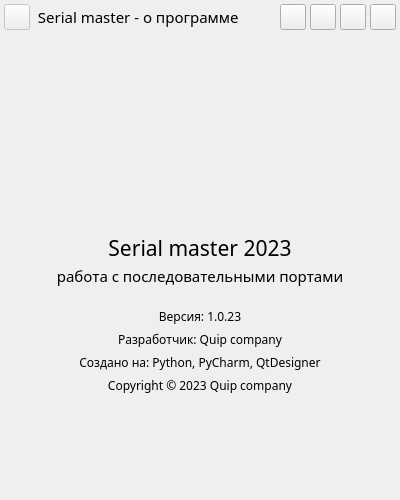
Old version of the form design.ui in the repository Codeyro/SerialMaster.
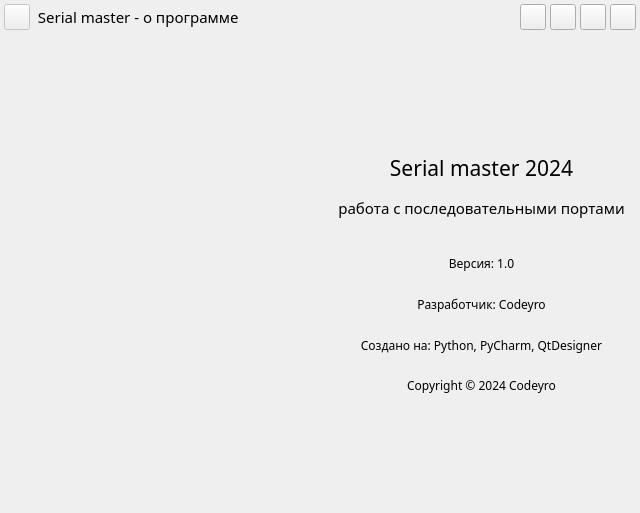
New version of the form. Icons and pictures are not drawn.

Diff of the .ui file:
```diff
--- a/design.ui
+++ b/design.ui
@@ -6,20 +6,20 @@
    <rect>
     <x>0</x>
     <y>0</y>
-    <width>400</width>
-    <height>500</height>
+    <width>640</width>
+    <height>513</height>
    </rect>
   </property>
   <property name="minimumSize">
    <size>
     <width>400</width>
-    <height>500</height>
+    <height>200</height>
    </size>
   </property>
   <property name="maximumSize">
    <size>
-    <width>400</width>
-    <height>500</height>
+    <width>16777215</width>
+    <height>16777215</height>
    </size>
   </property>
   <property name="windowTitle">
@@ -1282,6 +1282,8 @@
          </spacer>
         </item>
         <item>
+         <layout class="QHBoxLayout" name="horizontalLayout">
+          <item>
          <widget class="QLabel" name="label">
           <property name="minimumSize">
            <size>
@@ -1304,26 +1306,7 @@
          </widget>
         </item>
         <item>
-         <spacer name="verticalSpacer_6">
-          <property name="orientation">
-           <enum>Qt::Vertical</enum>
-          </property>
-          <property name="sizeType">
-           <enum>QSizePolicy::Minimum</enum>
-          </property>
-          <property name="sizeHint" stdset="0">
-           <size>
-            <width>10</width>
-            <height>15</height>
-           </size>
-          </property>
-         </spacer>
-        </item>
-        <item>
-         <layout class="QVBoxLayout" name="verticalLayout_10">
-          <property name="spacing">
-           <number>2</number>
-          </property>
+           <layout class="QVBoxLayout" name="verticalLayout_9">
           <item>
            <widget class="QLabel" name="label_2">
             <property name="font">
@@ -1339,7 +1322,7 @@
              <string notr="true"/>
             </property>
             <property name="text">
-             <string>Serial master 2023</string>
+               <string>Serial master 2024</string>
             </property>
             <property name="alignment">
              <set>Qt::AlignCenter</set>
@@ -1365,8 +1348,6 @@
             </property>
            </widget>
           </item>
-         </layout>
-        </item>
         <item>
          <spacer name="verticalSpacer_3">
           <property name="orientation">
@@ -1395,7 +1376,7 @@
            <string notr="true"/>
           </property>
           <property name="text">
-           <string>Версия: 1.0.23</string>
+               <string>Версия: 1.0</string>
           </property>
           <property name="alignment">
            <set>Qt::AlignCenter</set>
@@ -1414,7 +1395,7 @@
            <string notr="true"/>
           </property>
           <property name="text">
-           <string>Разработчик: Quip company</string>
+               <string>Разработчик: Codeyro</string>
           </property>
           <property name="alignment">
            <set>Qt::AlignCenter</set>
@@ -1452,12 +1433,16 @@
            <string notr="true"/>
           </property>
           <property name="text">
-           <string>Copyright © 2023 Quip company</string>
+               <string>Copyright © 2024 Codeyro</string>
           </property>
           <property name="alignment">
            <set>Qt::AlignCenter</set>
           </property>
          </widget>
+            </item>
+           </layout>
+          </item>
+         </layout>
         </item>
         <item>
          <spacer name="verticalSpacer_2">
```
Lines whose indentation alone changed are shown as unchanged.
